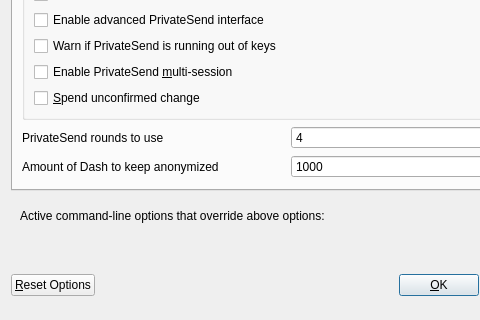
Qt form src/qt/forms/optionsdialog.ui (sparkspay/sparks) before a commit; both pictures show x 0 to 480 and y 117 to 437 of the 576 by 437 pixel window.
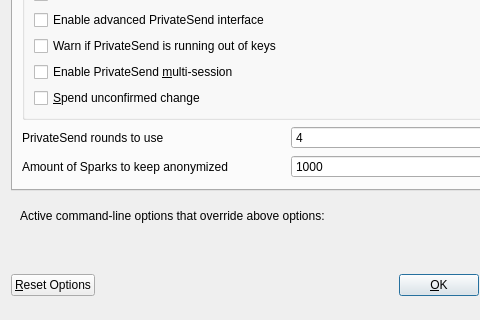
The same form after that commit. The open tabs and pages were chosen to show the change. Custom widgets are drawn as their Qt base class.

Patch:
```diff
--- a/src/qt/forms/optionsdialog.ui
+++ b/src/qt/forms/optionsdialog.ui
@@ -253,7 +253,7 @@
             <string notr="true"/>
            </property>
            <property name="text">
-            <string>Amount of Dash to keep anonymized</string>
+            <string>Amount of Sparks to keep anonymized</string>
            </property>
           </widget>
          </item>
```
Left out of the diff: 6 changed lines with no effect on the pictures.
